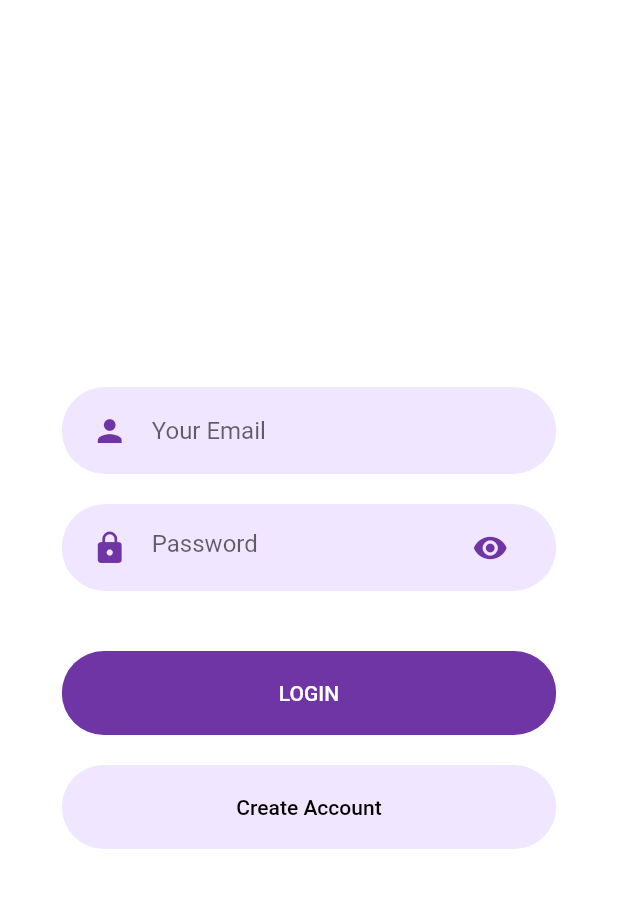
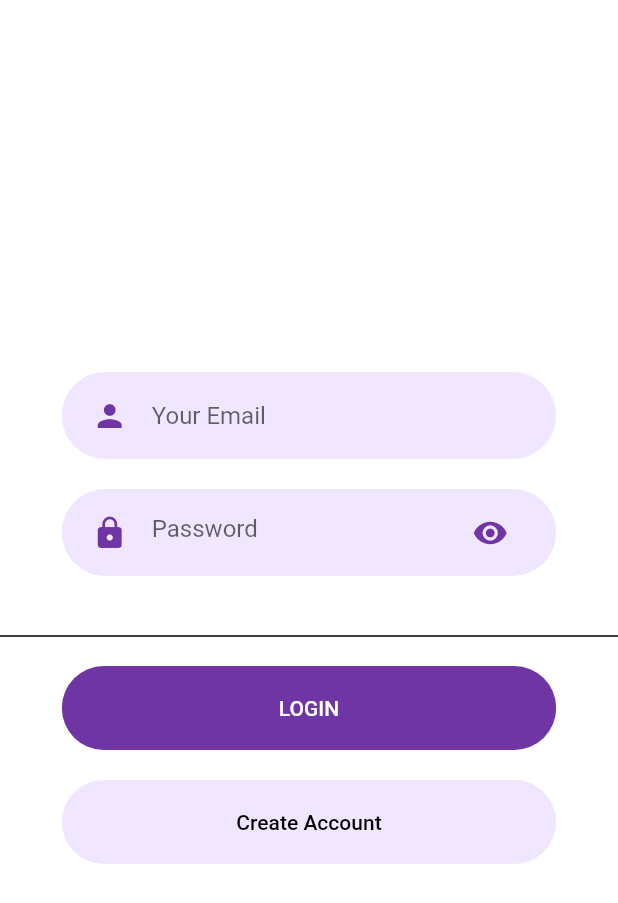
Before and after one commit to renankanu/app_todo, a Flutter app: the screen it shows after launch, on a phone screen of 412 x 824 dp. Shown: the top 903 px of the screen. Run offline on Flutter 3.47's test engine with Material 2 defaults, Android fonts, the phone set to English and light mode, and no system bars; our stand-ins replace cloud_firestore, firebase_auth, firebase_core; accounts and stored records are empty.

Commit message:
Feature - add divider in login screen

```diff
--- a/lib/screens/login/login_screen.dart
+++ b/lib/screens/login/login_screen.dart
@@ -42,6 +42,13 @@ class _LoginScreenState extends State<LoginScreen> {
                 ),
                 const SizedBox(
                   height: 20,
+                ),
+                const Divider(
+                  color: Colors.black,
+                  height: 20,
+                  thickness: 1,
+                  indent: 0,
+                  endIndent: 0,
                 ),
                 RoundedButton(
                   text: "LOGIN",
```
